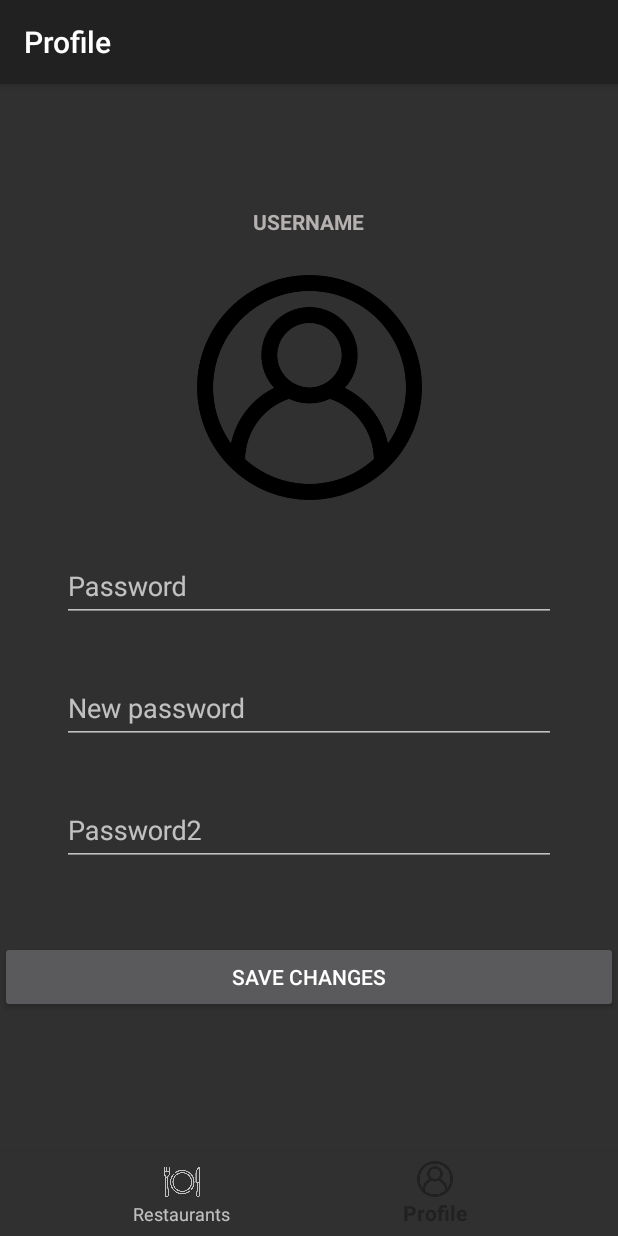
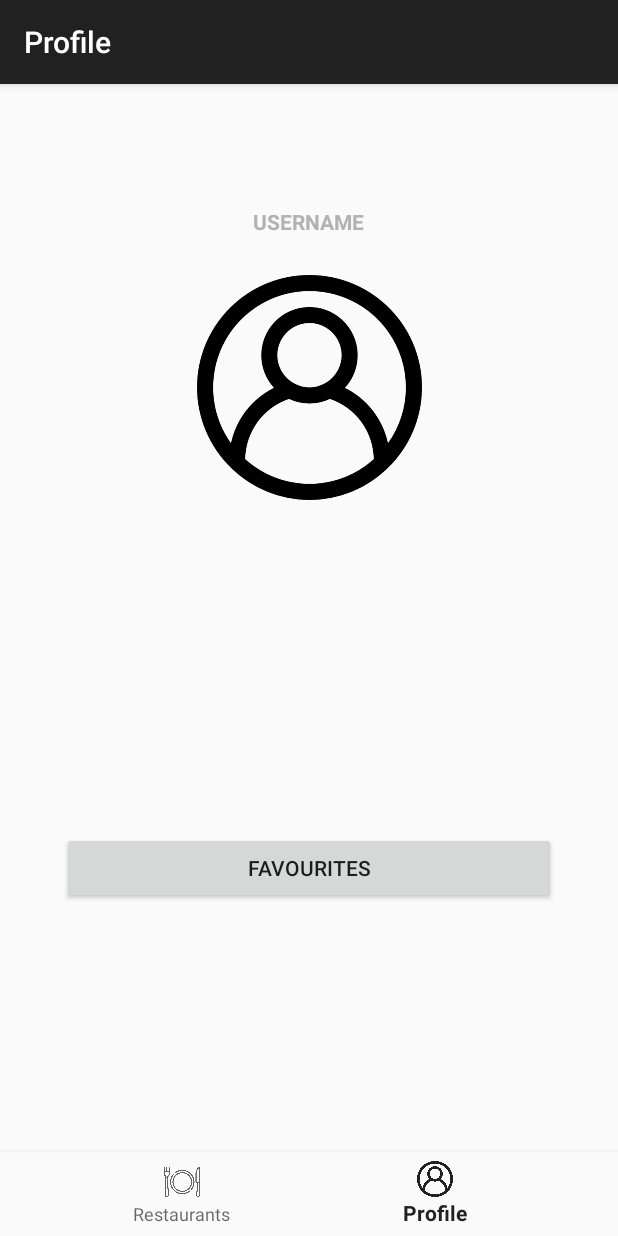
Before and after one commit to madrienn17/MyProject, an Android app: the screen it shows after launch (MainActivity), item 2 of the bottom bar chosen, on a phone screen of 412 x 824 dp. Run offline under Robolectric (Android 15) with nearby library versions, the phone set to English and light mode, and no system bars; our stand-ins replace navigation-ui; network calls fail; pictures from the network do not load; 2 statements that could not run were skipped.

Commit message:
Room database created, managed bottom menu appearance on fragments, room dependency added to gradle visualising few restaurants on mainscreen

```diff
--- a/app/src/main/AndroidManifest.xml
+++ b/app/src/main/AndroidManifest.xml
@@ -9,7 +9,7 @@
         android:roundIcon="@mipmap/ic_launcher_round"
         android:supportsRtl="true"
         android:usesCleartextTraffic="true"
-        android:theme="@style/Theme.AppCompat">
+        android:theme="@style/Theme.AppCompat.DayNight.DarkActionBar">
         <activity android:name="com.example.myproject.MainActivity">
             <intent-filter>
                 <action android:name="android.intent.action.MAIN" />
--- a/app/src/main/java/com/example/myproject/MainActivity.kt
+++ b/app/src/main/java/com/example/myproject/MainActivity.kt
@@ -17,7 +17,6 @@ class MainActivity : AppCompatActivity() {
         super.onCreate(savedInstanceState)
         setContentView(R.layout.activity_main)
         val navView: BottomNavigationView = findViewById(R.id.nav_view)
-
         val navController = findNavController(R.id.nav_host_fragment)
         // Passing each menu ID as a set of Ids because each
         // menu should be considered as top level destinations.
@@ -26,6 +25,6 @@ class MainActivity : AppCompatActivity() {
         setupActionBarWithNavController(navController, appBarConfiguration)
         navView.setupWithNavController(navController)
         val restaurantViewModel: RestaurantViewModel by viewModels()
-        restaurantViewModel.generateDummyData(10)
+        //restaurantViewModel.generateDummyData(10)
     }
 }
--- a/app/src/main/java/com/example/myproject/ui/adapters/RestaurantAdapter.kt
+++ b/app/src/main/java/com/example/myproject/ui/adapters/RestaurantAdapter.kt
@@ -13,10 +13,10 @@ import java.util.*
 import kotlin.collections.ArrayList
 
 
-class RestaurantAdapter(
-        private var restaurantList: List<Restaurant>,
-        private val listener: OnItemClickListener
-): RecyclerView.Adapter<RestaurantAdapter.RestaurantViewHolder>(), Filterable {
+class RestaurantAdapter(): RecyclerView.Adapter<RestaurantAdapter.RestaurantViewHolder>(), Filterable {
+    private var restaurantList = Collections.emptyList<Restaurant>()
+    private lateinit var listener: OnItemClickListener
+
     var restaurantFilterList : ArrayList<String> = arrayListOf()
 
     fun initializeFilter() {
@@ -24,7 +24,6 @@ class RestaurantAdapter(
             restaurantFilterList[i] = restaurantList[i].name
         }
     }
-
 
     inner class RestaurantViewHolder(itemView: View): RecyclerView.ViewHolder(itemView), View.OnClickListener, View.OnLongClickListener {
         val image: ImageView = itemView.findViewById(R.id.imageView)
@@ -64,7 +63,7 @@ class RestaurantAdapter(
     }
 
     override fun onBindViewHolder(holder: RestaurantViewHolder, position: Int) {
-       val currentItem = restaurantList[position]
+        val currentItem = restaurantList[position]
         //Log.d("position", currentItem.id.toString())
         //print(currentItem.image_url)
 
@@ -123,9 +122,10 @@ class RestaurantAdapter(
             }
         }
     }
-//    override fun getItemCount(): Int {
-//        return restaurantFilterList.size
-//    }
+    fun setData(restaurants: List<Restaurant>) {
+        this.restaurantList = restaurants
+        notifyDataSetChanged()
+    }
 }
 interface OnItemClickListener {
     fun onItemClick(position: Int)
--- a/app/src/main/java/com/example/myproject/ui/fragments/DetailsFragment.kt
+++ b/app/src/main/java/com/example/myproject/ui/fragments/DetailsFragment.kt
@@ -11,6 +11,7 @@ import androidx.lifecycle.ViewModelProvider
 import com.example.firstapplication.R
 import com.example.myproject.models.Restaurant
 import com.example.myproject.ui.viewmodels.DetailsViewModel
+import com.google.android.material.bottomnavigation.BottomNavigationView
 
 class DetailsFragment: Fragment() {
     private lateinit var myView: View
@@ -49,6 +50,8 @@ class DetailsFragment: Fragment() {
 
     override fun onCreateView(inflater: LayoutInflater, container: ViewGroup?,
                               savedInstanceState: Bundle?): View? {
+        val navBar: BottomNavigationView? = this.activity?.findViewById(R.id.nav_view)
+        navBar!!.visibility = View.VISIBLE
         myView = inflater.inflate(R.layout.fragment_details, container, false)
         init()
         return myView
--- a/app/src/main/java/com/example/myproject/ui/fragments/ProfileFragment.kt
+++ b/app/src/main/java/com/example/myproject/ui/fragments/ProfileFragment.kt
@@ -6,9 +6,12 @@ import android.view.View
 import android.view.ViewGroup
 import androidx.fragment.app.Fragment
 import com.example.firstapplication.R
+import com.google.android.material.bottomnavigation.BottomNavigationView
 
 class ProfileFragment : Fragment() {
     override fun onCreate(savedInstanceState: Bundle?) {
+        val navBar: BottomNavigationView? = this.activity?.findViewById(R.id.nav_view)
+        navBar!!.visibility = View.VISIBLE
         super.onCreate(savedInstanceState)
     }
 
--- a/app/src/main/java/com/example/myproject/ui/fragments/RestaurantsListFragment.kt
+++ b/app/src/main/java/com/example/myproject/ui/fragments/RestaurantsListFragment.kt
@@ -2,6 +2,7 @@ package com.example.myproject.ui.fragments
 
 import android.app.AlertDialog
 import android.os.Bundle
+import android.util.Log
 import android.view.LayoutInflater
 import android.view.View
 import android.view.ViewGroup
@@ -9,17 +10,32 @@ import android.widget.Toast
 import androidx.core.os.bundleOf
 import androidx.fragment.app.Fragment
 import androidx.fragment.app.activityViewModels
+import androidx.lifecycle.ViewModelProvider
 import androidx.navigation.findNavController
 import androidx.recyclerview.widget.LinearLayoutManager
 import androidx.recyclerview.widget.RecyclerView
 import com.example.firstapplication.R
+import com.example.myproject.api.RestaurantApiRepository
 import com.example.myproject.data.RestaurantViewModel
+import com.example.myproject.models.Restaurant
 import com.example.myproject.ui.adapters.OnItemClickListener
 import com.example.myproject.ui.adapters.RestaurantAdapter
+import com.example.myproject.ui.viewmodels.ApiViewModelFactory
+import com.example.myproject.ui.viewmodels.RestaurantsListViewModel
+import com.google.android.material.bottomnavigation.BottomNavigationView
+import kotlinx.coroutines.CoroutineScope
+import kotlinx.coroutines.Dispatchers
+import kotlinx.coroutines.Job
+import kotlinx.coroutines.launch
+import kotlin.coroutines.CoroutineContext
 
-class RestaurantsListFragment: Fragment(), OnItemClickListener {
+class RestaurantsListFragment: Fragment(), OnItemClickListener, CoroutineScope {
+
+    override val coroutineContext: CoroutineContext
+        get() = Dispatchers.Main + Job()
 
     private val listViewModel: RestaurantViewModel by activityViewModels()
+    private lateinit var restaurantViewModel: RestaurantsListViewModel
     private lateinit var restaurantList: RecyclerView
     private lateinit var restaurantAdapter: RestaurantAdapter
 
@@ -29,6 +45,8 @@ class RestaurantsListFragment: Fragment(), OnItemClickListener {
             container: ViewGroup?,
             savedInstanceState: Bundle?
     ): View? {
+        val navBar: BottomNavigationView? = this.activity?.findViewById(R.id.nav_view)
+
 
         val root = inflater.inflate(R.layout.fragment_restaurants, container, false)
 
@@ -47,13 +65,50 @@ class RestaurantsListFragment: Fragment(), OnItemClickListener {
 //
 //      restaurantSearch.findViewById<ImageView>(R.id.restaurant_search_icon)
 
-        restaurantAdapter = RestaurantAdapter(listViewModel.getAllRestaurants(), this)
+       // restaurantAdapter = RestaurantAdapter(listViewModel.getAllRestaurants(), this)
+        restaurantAdapter = RestaurantAdapter()
         restaurantList = root.findViewById(R.id.recyclerView)
         restaurantList.adapter = restaurantAdapter
         restaurantList.layoutManager = LinearLayoutManager(activity)
-        restaurantList.setHasFixedSize(true)
+        //restaurantList.setHasFixedSize(true)
+
+
+
+        restaurantList.addOnScrollListener(object : RecyclerView.OnScrollListener() {
+            override fun onScrolled(recyclerView: RecyclerView, dx: Int, dy: Int) {
+                if (dy > 0 || dy < 0 && navBar!!.isShown) {
+                    navBar?.visibility = View.GONE
+                }
+            }
+
+            override fun onScrollStateChanged(recyclerView: RecyclerView, newState: Int) {
+                if (newState == RecyclerView.SCROLL_STATE_IDLE) {
+                    navBar?.visibility = View.VISIBLE
+                }
+                super.onScrollStateChanged(recyclerView, newState)
+            }
+        })
 
         return root
+    }
+
+    override fun onViewCreated(view: View, savedInstanceState: Bundle?) {
+        launch {
+            val repository = RestaurantApiRepository()
+            val factory = ApiViewModelFactory(repository)
+            restaurantViewModel = ViewModelProvider(requireActivity(), factory).get(RestaurantsListViewModel::class.java)
+
+            restaurantViewModel.loadRestaurants("London")
+            lateinit var list: List<Restaurant>
+
+            restaurantViewModel.restaurants.observe(requireActivity(), { restaurants ->
+                list = restaurants
+                restaurantAdapter.setData(list)
+                Log.d("APIDATA", restaurants.toString())
+            })
+            super.onViewCreated(view, savedInstanceState)
+        }
+
     }
 
     override fun onItemClick(position: Int) {
@@ -63,7 +118,7 @@ class RestaurantsListFragment: Fragment(), OnItemClickListener {
     }
 
     override fun onItemLongClick(position: Int) {
-        val alertDialog: AlertDialog? = activity.let{
+        val alertDialog: AlertDialog? = activity.let {
 
             val builder = AlertDialog.Builder(it)
             builder.apply {
@@ -83,4 +138,5 @@ class RestaurantsListFragment: Fragment(), OnItemClickListener {
         }
         alertDialog?.show()
     }
+
 }
--- a/app/src/main/java/com/example/myproject/ui/fragments/SplashFragment.kt
+++ b/app/src/main/java/com/example/myproject/ui/fragments/SplashFragment.kt
@@ -1,18 +1,14 @@
 package com.example.myproject.ui.fragments
 
 import android.os.Bundle
-import android.util.Log
 import android.view.LayoutInflater
 import android.view.View
 import android.view.ViewGroup
 import androidx.fragment.app.Fragment
-import androidx.lifecycle.ViewModelProvider
 import androidx.navigation.fragment.findNavController
 import com.example.firstapplication.R
-import com.example.myproject.api.RestaurantApiRepository
-import com.example.myproject.models.Restaurant
-import com.example.myproject.ui.viewmodels.ApiViewModelFactory
 import com.example.myproject.ui.viewmodels.RestaurantsListViewModel
+import com.google.android.material.bottomnavigation.BottomNavigationView
 import kotlinx.coroutines.*
 import kotlin.coroutines.CoroutineContext
 
@@ -28,18 +24,20 @@ class SplashFragment : Fragment(), CoroutineScope {
     }
 
     override fun onViewCreated(view: View, savedInstanceState: Bundle?) {
+        val navBar: BottomNavigationView? = this.activity?.findViewById(R.id.nav_view)
+        navBar!!.visibility = View.GONE
        launch {
-           val repository = RestaurantApiRepository()
-           val factory = ApiViewModelFactory(repository)
-           restaurantViewModel = ViewModelProvider(requireActivity(), factory).get(RestaurantsListViewModel::class.java)
-           lateinit var list : List<Restaurant>
-
-           restaurantViewModel.loadRestaurants("London")
-
-           restaurantViewModel.restaurants.observe(requireActivity(), { restaurants ->
-               list = restaurants
-               Log.d("APIDATA", restaurants[10].toString())
-           })
+//           val repository = RestaurantApiRepository()
+//           val factory = ApiViewModelFactory(repository)
+//           restaurantViewModel = ViewModelProvider(requireActivity(), factory).get(RestaurantsListViewModel::class.java)
+//           lateinit var list : List<Restaurant>
+//
+//           restaurantViewModel.loadRestaurants("London")
+//
+//           restaurantViewModel.restaurants.observe(requireActivity(), { restaurants ->
+//               list = restaurants
+//               Log.d("APIDATA", restaurants[10].toString())
+//           })
 
            delay(5000)
            withContext(Dispatchers.Main) {
--- a/app/src/main/res/layout/fragment_profile.xml
+++ b/app/src/main/res/layout/fragment_profile.xml
@@ -1,8 +1,6 @@
 <?xml version="1.0" encoding="utf-8"?>
-<androidx.constraintlayout.widget.ConstraintLayout
-    xmlns:android="http://schemas.android.com/apk/res/android"
+<androidx.constraintlayout.widget.ConstraintLayout xmlns:android="http://schemas.android.com/apk/res/android"
     xmlns:app="http://schemas.android.com/apk/res-auto"
-    xmlns:tools="http://schemas.android.com/tools"
     android:layout_width="match_parent"
     android:layout_height="match_parent"
     android:orientation="vertical">
@@ -34,10 +32,8 @@
         android:id="@+id/profilePic"
         android:layout_width="150dp"
         android:layout_height="150dp"
-        android:layout_marginBottom="25dp"
         android:background="@drawable/user"
         android:visibility="visible"
-        app:layout_constraintBottom_toTopOf="@+id/passwordLayout"
         app:layout_constraintEnd_toEndOf="parent"
         app:layout_constraintStart_toStartOf="parent"
         app:layout_constraintTop_toTopOf="@+id/guideline" />
@@ -56,74 +52,15 @@
         android:orientation="vertical"
         app:layout_constraintGuide_percent="0.9" />
 
-    <com.google.android.material.textfield.TextInputLayout
-        android:id="@+id/passwordLayout"
+    <Button
+        android:id="@+id/view_favourites"
         android:layout_width="0dp"
         android:layout_height="wrap_content"
-        android:layout_marginTop="25dp"
+        android:text="@string/view_favourites"
         android:visibility="visible"
-        app:layout_constraintEnd_toEndOf="@id/guidelineVertEnd"
-        app:layout_constraintStart_toStartOf="@id/guidelineVertStart"
-        app:layout_constraintTop_toBottomOf="@+id/profilePic">
-
-        <com.google.android.material.textfield.TextInputEditText
-            android:id="@+id/oldPwd"
-            android:layout_width="match_parent"
-            android:layout_height="wrap_content"
-            android:ems="10"
-            android:hint="@string/current_password"
-            android:inputType="textPersonName"
-            android:visibility="visible" />
-    </com.google.android.material.textfield.TextInputLayout>
-
-    <com.google.android.material.textfield.TextInputLayout
-        android:id="@+id/password2Layout"
-        android:layout_width="0dp"
-        android:layout_height="wrap_content"
-        android:layout_marginTop="25dp"
-        android:visibility="visible"
-        app:layout_constraintEnd_toEndOf="@id/guidelineVertEnd"
-        app:layout_constraintStart_toStartOf="@id/guidelineVertStart"
-        app:layout_constraintTop_toBottomOf="@+id/passwordLayout">
-
-        <com.google.android.material.textfield.TextInputEditText
-            android:id="@+id/newPwd"
-            android:layout_width="match_parent"
-            android:layout_height="wrap_content"
-            android:ems="10"
-            android:hint="@string/new_password"
-            android:inputType="textPersonName"
-            android:visibility="visible" />
-    </com.google.android.material.textfield.TextInputLayout>
-
-    <com.google.android.material.textfield.TextInputLayout
-        android:id="@+id/password3Layout"
-        android:layout_width="0dp"
-        android:layout_height="wrap_content"
-        android:layout_marginTop="25dp"
-        android:visibility="visible"
-        app:layout_constraintEnd_toEndOf="@id/guidelineVertEnd"
-        app:layout_constraintStart_toStartOf="@id/guidelineVertStart"
-        app:layout_constraintTop_toBottomOf="@+id/password2Layout">
-
-        <com.google.android.material.textfield.TextInputEditText
-            android:id="@+id/newPwd2"
-            android:layout_width="match_parent"
-            android:layout_height="wrap_content"
-            android:ems="10"
-            android:hint="@string/password2"
-            android:inputType="textPersonName"
-            android:visibility="visible" />
-    </com.google.android.material.textfield.TextInputLayout>
-
-    <Button
-        android:id="@+id/changePwd"
-        android:layout_width="match_parent"
-        android:layout_height="wrap_content"
-        android:layout_marginTop="50dp"
-        android:text="@string/save_changes"
-        android:visibility="visible"
-        app:layout_constraintTop_toBottomOf="@id/password3Layout"
-        tools:layout_editor_absoluteX="65dp" />
+        app:layout_constraintBottom_toBottomOf="parent"
+        app:layout_constraintEnd_toStartOf="@+id/guidelineVertEnd"
+        app:layout_constraintStart_toStartOf="@+id/guidelineVertStart"
+        app:layout_constraintTop_toBottomOf="@+id/profilePic" />
 
 </androidx.constraintlayout.widget.ConstraintLayout>
--- a/app/src/main/res/values/strings.xml
+++ b/app/src/main/res/values/strings.xml
@@ -17,10 +17,7 @@
     <string name="details_mobile_reserve_url">Mobile Reserve URL</string>
     <string name="call_the_place">Call the Place</string>
     <string name="profile_pic">Profile picture</string>
-    <string name="current_password">Password</string>
-    <string name="new_password">New password</string>
-    <string name="password2">Password2</string>
-    <string name="save_changes">Save Changes</string>
+    <string name="view_favourites">Favourites</string>
     <string name="username">UserName</string>
     <string name="action_search">Search</string>
 
```
Also changed, not shown: app/build.gradle (+11 -0 lines), app/src/main/java/com/example/myproject/data/RepositoryDao.kt (added, +20 -0 lines), app/src/main/java/com/example/myproject/data/RestaurantDao.kt (added, +20 -0 lines), app/src/main/java/com/example/myproject/data/RestaurantRoomDatabase.kt (added, +33 -0 lines).
